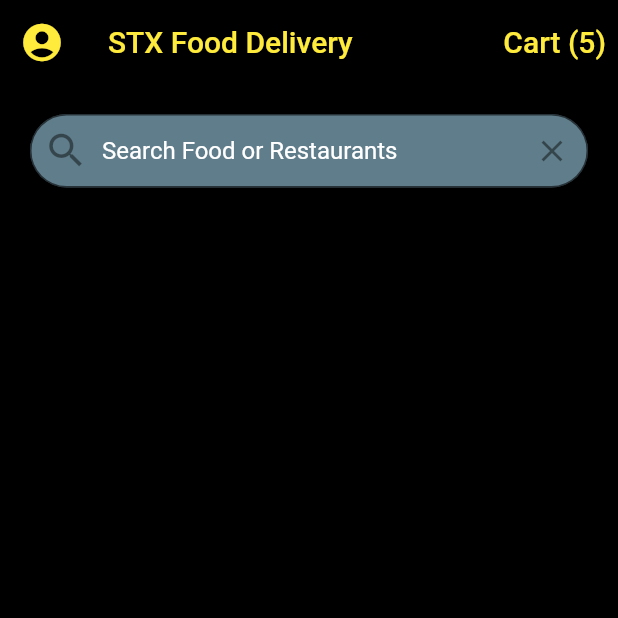
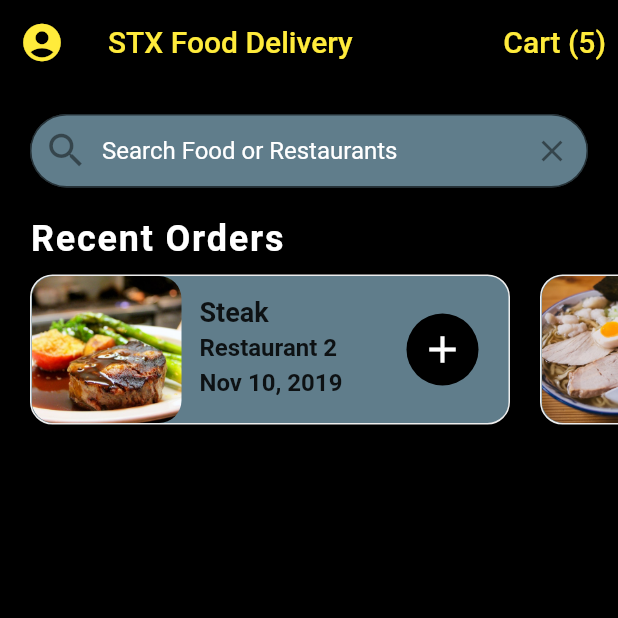
Before and after one commit to ZZENN/Food-Delivery-Application-UI, a Flutter app: the screen it shows after launch, on a phone screen of 412 x 824 dp, the top half of it. Run offline on Flutter 3.47's test engine with Material 2 defaults, Android fonts, the phone set to English and light mode, and no system bars.

Commit message:
2nd Edit

```diff
--- a/lib/screens/home_screen.dart
+++ b/lib/screens/home_screen.dart
@@ -1,5 +1,5 @@
 import 'package:flutter/material.dart';
-
+import 'package:flutter_food_delivery_ui/widgets/recent_orders.dart';
 import '../data/data.dart';
 
 class HomeScreen extends StatefulWidget {
@@ -52,6 +52,7 @@ class _HomeScreenState extends State<HomeScreen> {
             ),
           ),
         ),
+        RecentOrders(),
       ],
       ),
     );
--- /dev/null
+++ b/lib/widgets/recent_orders.dart
@@ -0,0 +1,120 @@
+import 'package:flutter/cupertino.dart';
+import 'package:flutter/material.dart';
+import 'package:flutter_food_delivery_ui/data/data.dart';
+import 'package:flutter_food_delivery_ui/models/order.dart';
+
+class RecentOrders extends StatelessWidget {
+
+  _buildRecentOrder( BuildContext context, Order order){
+    return Container(
+      margin: EdgeInsets.all(10.0),
+      width: 320.0,
+      decoration: BoxDecoration(
+        color: Colors.blueGrey,
+        borderRadius: BorderRadius.circular(15.0),
+        border: Border.all(width: 1.0, color: Colors.grey[200]
+        ),
+      ),
+      child: Row(
+        mainAxisAlignment: MainAxisAlignment.spaceBetween,
+        children: <Widget>[
+          Expanded(
+            child: Row(
+              children: [
+                ClipRRect(
+                  borderRadius: BorderRadius.circular(15.0),
+                  child: Image(
+                    height: 100.0,
+                    width: 100.0,
+                    image: AssetImage(order.food.imageUrl),
+                    fit: BoxFit.cover,
+                  ),
+                ),
+                Expanded(
+                  child: Container(
+                    margin: EdgeInsets.all(12.0),
+                    child: Column(
+                      mainAxisAlignment: MainAxisAlignment.center,
+                      crossAxisAlignment: CrossAxisAlignment.start,
+                      children: <Widget>[
+                        Text(order.food.name,
+                          style: TextStyle(fontSize: 18.0,
+                            fontWeight: FontWeight.bold,
+                          ),
+                          overflow: TextOverflow.ellipsis,
+                        ),
+                        SizedBox(height: 4.0),
+                        Text(order.restaurant.name,
+                          style: TextStyle(
+                            fontSize: 16.0,
+                            fontWeight: FontWeight.w600,
+                          ),
+                          overflow: TextOverflow.ellipsis,
+                        ),
+                        SizedBox(height: 4.0),
+                        Text(order.date,
+                          style: TextStyle(
+                            fontSize: 16.0,
+                            fontWeight: FontWeight.w600,
+                          ),
+                          overflow: TextOverflow.ellipsis,
+                        ),
+                        SizedBox(height: 4.0),
+                      ],
+                    ),
+                  ),
+                ),
+              ],
+            ),
+          ),
+          Container(
+            margin: EdgeInsets.only(right: 20.0),
+            width: 48.0,
+            decoration: BoxDecoration(
+                color: Theme.of(context).primaryColor,
+                borderRadius: BorderRadius.circular(30.0),
+            ),
+            child: IconButton(
+              icon: Icon(Icons.add),
+              iconSize: 30.0,
+              color: Colors.white,
+              onPressed: () {},
+            ),
+          )
+        ],
+      ),
+    );
+  }
+
+  @override
+  Widget build(BuildContext context) {
+    return Column(
+      crossAxisAlignment: CrossAxisAlignment.start,
+      children: <Widget>[
+      Padding(
+        padding: EdgeInsets.symmetric(horizontal: 20.0),
+        child: Text('Recent Orders', style: TextStyle(
+            color: Colors.white,
+            fontSize: 24.0,
+            fontWeight: FontWeight.w600,
+            letterSpacing: 1.2,
+            ),
+          ),
+      ),
+        Container(
+          height: 120.0,
+          child: ListView.builder(
+            physics: BouncingScrollPhysics(),
+              padding: EdgeInsets.only(left: 10.0),
+              scrollDirection: Axis.horizontal,
+              itemCount: currentUser.orders.length,
+              itemBuilder: (BuildContext context, int index) {
+                Order order = currentUser.orders[index];
+                return _buildRecentOrder(context, order);
+              }
+          ),
+        ),
+      ],
+    );
+  }
+}
```
